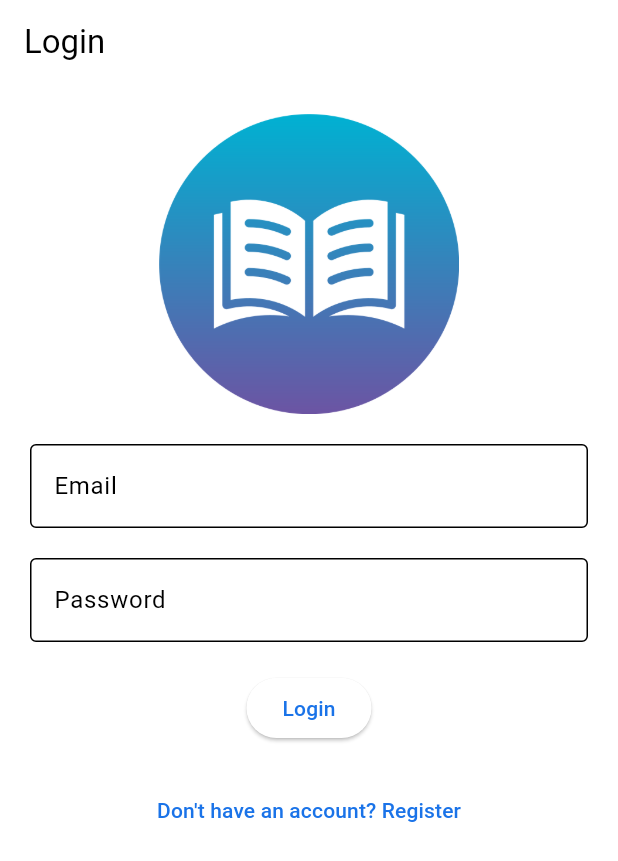
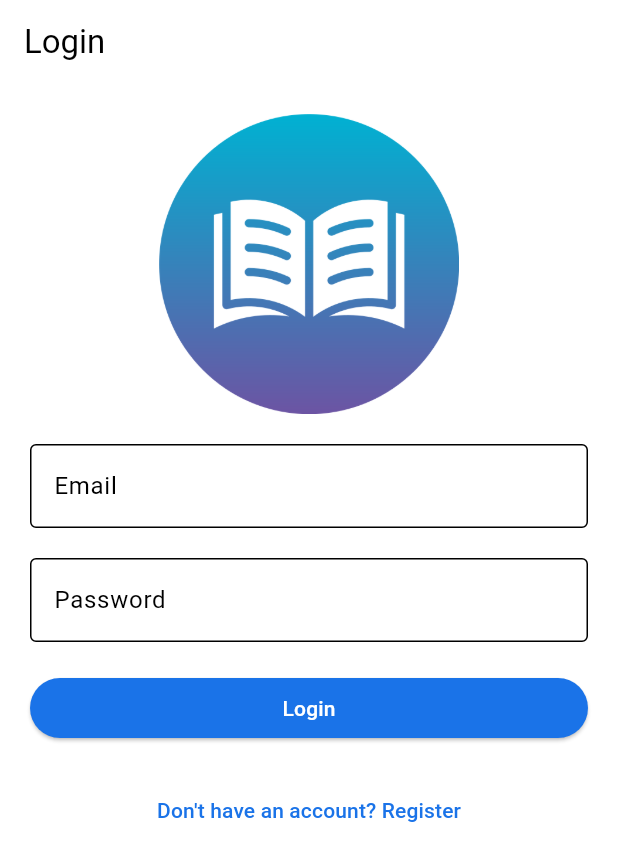
Before and after one commit to mohamelinkdev/Book-Store, a Flutter app: the screen it shows after launch, after a tap on "Register", after a tap on "Already have an account? Login", on a phone screen of 412 x 824 dp. Shown: the top 861 px of the screen. Run offline on Flutter 3.47's test engine with Material 3 defaults, Android fonts, the phone set to English and light mode, and no system bars; our stand-ins replace flutter_riverpod.

Commit message:
- add button reusable component - use button reusable in login, register -add textform reusable component -use textform reusable  in login, register

```diff
--- /dev/null
+++ b/lib/core/widgets/app_button.dart
@@ -0,0 +1,24 @@
+import 'package:book_store/core/theme/app_colors.dart';
+import 'package:flutter/material.dart';
+
+class AppButton extends StatelessWidget {
+  final String text;
+  final VoidCallback? onPressed;
+
+  const AppButton({super.key, required this.text, required this.onPressed});
+
+  @override
+  Widget build(BuildContext context) {
+    return SizedBox(
+      width: double.infinity,
+      child: ElevatedButton(
+        style: ElevatedButton.styleFrom(
+          foregroundColor: Colors.white,
+          backgroundColor: AppColors.primary,
+        ),
+        onPressed: onPressed,
+        child: Text(text),
+      ),
+    );
+  }
+}
--- /dev/null
+++ b/lib/core/widgets/app_text_form_field.dart
@@ -0,0 +1,35 @@
+import 'package:flutter/material.dart';
+
+class AppTextFormField extends StatelessWidget {
+  final TextEditingController controller;
+  final String labelText;
+  final String? Function(String?)? validator;
+  final bool obscureText;
+  final TextInputType? keyboardType;
+  final bool enabled;
+
+  const AppTextFormField({
+    super.key,
+    required this.controller,
+    required this.labelText,
+    this.validator,
+    this.obscureText = false,
+    this.keyboardType,
+    this.enabled = true,
+  });
+
+  @override
+  Widget build(BuildContext context) {
+    return TextFormField(
+      controller: controller,
+      obscureText: obscureText,
+      validator: validator,
+      keyboardType: keyboardType,
+      enabled: enabled,
+      decoration: InputDecoration(
+        labelText: labelText,
+        border: const OutlineInputBorder(),
+      ),
+    );
+  }
+}
--- a/lib/features/auth/widgets/login_form.dart
+++ b/lib/features/auth/widgets/login_form.dart
@@ -1,6 +1,8 @@
 import 'package:book_store/core/constants/app_strings.dart';
 import 'package:book_store/core/constants/values_manager.dart';
 import 'package:book_store/core/utils/app_validator.dart';
+import 'package:book_store/core/widgets/app_button.dart';
+import 'package:book_store/core/widgets/app_text_form_field.dart';
 import 'package:book_store/features/auth/screens/register_screen.dart';
 import 'package:flutter/material.dart';
 
@@ -30,12 +32,10 @@ class _LoginFormState extends State<LoginForm> {
       child: Column(
         mainAxisAlignment: MainAxisAlignment.center,
         children: [
-          TextFormField(
+          AppTextFormField(
             controller: emailController,
-            decoration: const InputDecoration(
-              labelText: AppStrings.email,
-              border: OutlineInputBorder(),
-            ),
+            labelText: AppStrings.email,
+            keyboardType: TextInputType.emailAddress,
             validator: (value) {
               if (value == null || value.isEmpty) {
                 return AppStrings.enterEmail;
@@ -49,13 +49,10 @@ class _LoginFormState extends State<LoginForm> {
 
           const SizedBox(height: AppSize.s20),
 
-          TextFormField(
+          AppTextFormField(
             controller: passwordController,
+            labelText: AppStrings.password,
             obscureText: true,
-            decoration: const InputDecoration(
-              labelText: AppStrings.password,
-              border: OutlineInputBorder(),
-            ),
             validator: (value) {
               if (value == null || value.isEmpty) {
                 return AppStrings.enterPassword;
@@ -69,12 +66,13 @@ class _LoginFormState extends State<LoginForm> {
 
           const SizedBox(height: AppSize.s20),
 
-          ElevatedButton(
+          AppButton(
+            text: AppStrings.login,
             onPressed: () {
               if (_formKey.currentState!.validate()) {
+
               }
             },
-            child: const Text(AppStrings.login),
           ),
 
           const SizedBox(height: AppSize.s20),
@@ -83,9 +81,7 @@ class _LoginFormState extends State<LoginForm> {
             onPressed: () {
               Navigator.pushReplacement(
                 context,
-                MaterialPageRoute(
-                  builder: (_) => const RegisterScreen(),
-                ),
+                MaterialPageRoute(builder: (_) => const RegisterScreen()),
               );
             },
             child: const Text(AppStrings.dontHaveAccount),
--- a/lib/features/auth/widgets/register_form.dart
+++ b/lib/features/auth/widgets/register_form.dart
@@ -1,6 +1,8 @@
 import 'package:book_store/core/constants/app_strings.dart';
 import 'package:book_store/core/constants/values_manager.dart';
 import 'package:book_store/core/utils/app_validator.dart';
+import 'package:book_store/core/widgets/app_button.dart';
+import 'package:book_store/core/widgets/app_text_form_field.dart';
 import 'package:book_store/features/auth/screens/login_screen.dart';
 import 'package:flutter/material.dart';
 
@@ -30,12 +32,10 @@ class _RegisterFormState extends State<RegisterForm> {
       child: Column(
         mainAxisAlignment: MainAxisAlignment.center,
         children: [
-          TextFormField(
+          AppTextFormField(
             controller: emailController,
-            decoration: const InputDecoration(
-              labelText: AppStrings.email,
-              border: OutlineInputBorder(),
-            ),
+            labelText: AppStrings.email,
+            keyboardType: TextInputType.emailAddress,
             validator: (value) {
               if (value == null || value.isEmpty) {
                 return AppStrings.enterEmail;
@@ -49,13 +49,10 @@ class _RegisterFormState extends State<RegisterForm> {
 
           const SizedBox(height: AppSize.s20),
 
-          TextFormField(
+          AppTextFormField(
             controller: passwordController,
+            labelText: AppStrings.password,
             obscureText: true,
-            decoration: const InputDecoration(
-              labelText: AppStrings.password,
-              border: OutlineInputBorder(),
-            ),
             validator: (value) {
               if (value == null || value.isEmpty) {
                 return AppStrings.enterPassword;
@@ -69,12 +66,12 @@ class _RegisterFormState extends State<RegisterForm> {
 
           const SizedBox(height: AppSize.s20),
 
-          ElevatedButton(
+          AppButton(
+            text: AppStrings.register,
             onPressed: () {
               if (_formKey.currentState!.validate()) {
               }
             },
-            child: const Text(AppStrings.register),
           ),
 
           const SizedBox(height: AppSize.s20),
```
